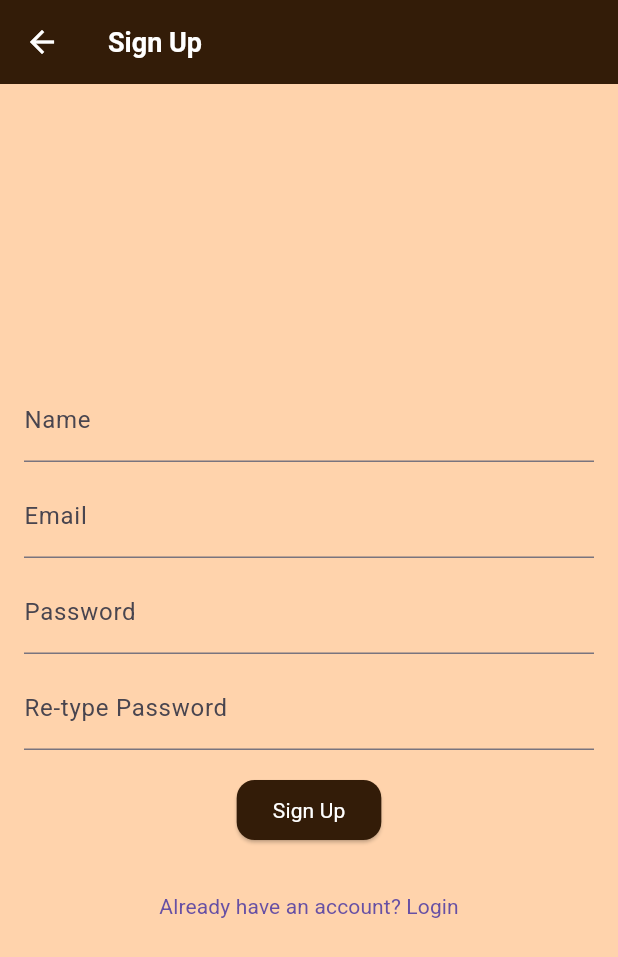
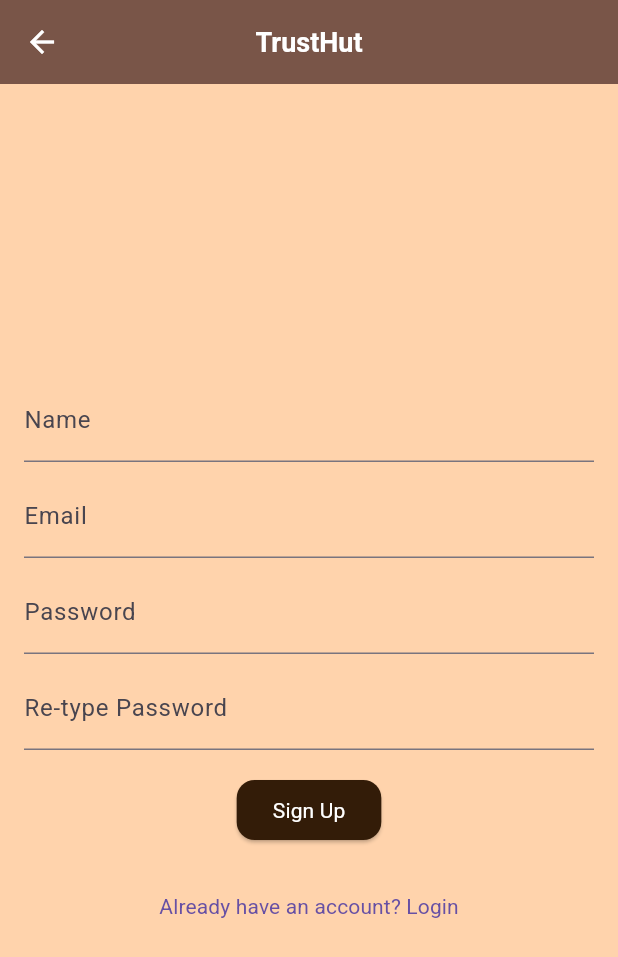
Before and after one commit to Jahnvi777-git/trusthut, a Flutter app: the screen it shows after launch, after a tap on "Login", after a tap on "Don't have an account? Sign Up", on a phone screen of 412 x 824 dp. Shown: the top 957 px of the screen. Run offline on Flutter 3.47's test engine with Material 3 defaults, Android fonts, the light colour scheme and no system bars; our stand-ins replace cloud_firestore, firebase_auth, firebase_core, flutter_rating_bar, geolocator, google_maps_flutter; accounts and stored records are empty.

Commit message:
Added app bar

```diff
--- a/lib/screens/create_screen.dart
+++ b/lib/screens/create_screen.dart
@@ -21,8 +21,9 @@ class _CreateScreenState extends State<CreateScreen> {
   bool _isLoading = false;
   double _rating = 0.0;
 
+  // Removed unused _mapController field
+  LatLng? _selectedLocation;
   GoogleMapController? _mapController;
-  LatLng? _selectedLocation;
 
   Future<void> _getCurrentLocation() async {
     Position position = await Geolocator.getCurrentPosition(
@@ -94,7 +95,6 @@ class _CreateScreenState extends State<CreateScreen> {
   @override
   Widget build(BuildContext context) {
     return Scaffold(
-      appBar: AppBar(title: Text("Create Post"), centerTitle: true),
       body: SingleChildScrollView(
         padding: const EdgeInsets.all(16.0),
         child: Form(
--- a/lib/screens/edit_post_screen.dart
+++ b/lib/screens/edit_post_screen.dart
@@ -82,7 +82,11 @@ class _EditPostScreenState extends State<EditPostScreen> {
   @override
   Widget build(BuildContext context) {
     return Scaffold(
-      appBar: AppBar(title: Text("Edit Post"), centerTitle: true),
+      appBar: AppBar(
+        title: Text("TrustHut", style: TextStyle(fontWeight: FontWeight.bold)),
+        centerTitle: true,
+        backgroundColor: Colors.brown, // Set the brown color for the AppBar
+      ),
       body: SingleChildScrollView(
         padding: const EdgeInsets.all(16.0),
         child: Form(
--- a/lib/screens/home_screen.dart
+++ b/lib/screens/home_screen.dart
@@ -32,11 +32,9 @@ class _HomeScreenState extends State<HomeScreen> {
   Widget build(BuildContext context) {
     return Scaffold(
       appBar: AppBar(
-        title: Text(
-          _titles[_currentIndex], // Dynamic title based on the selected tab
-          style: Theme.of(context).textTheme.titleLarge,
-        ),
+        title: Text("TrustHut", style: TextStyle(fontWeight: FontWeight.bold)),
         centerTitle: true,
+        backgroundColor: Colors.brown, // Set the brown color for the AppBar
       ),
       body: _screens[_currentIndex],
       bottomNavigationBar: BottomNavigationBar(
--- a/lib/screens/login_screen.dart
+++ b/lib/screens/login_screen.dart
@@ -34,7 +34,11 @@ class LoginScreen extends StatelessWidget {
   @override
   Widget build(BuildContext context) {
     return Scaffold(
-      appBar: AppBar(title: Text("Login")),
+      appBar: AppBar(
+        title: Text("TrustHut", style: TextStyle(fontWeight: FontWeight.bold)),
+        centerTitle: true,
+        backgroundColor: Colors.brown,
+      ),
       body: Padding(
         padding: const EdgeInsets.all(16.0),
         child: Form(
--- a/lib/screens/post_detail_screen.dart
+++ b/lib/screens/post_detail_screen.dart
@@ -11,7 +11,11 @@ class PostDetailScreen extends StatelessWidget {
     final LatLng postLocation = LatLng(post['latitude'], post['longitude']);
 
     return Scaffold(
-      appBar: AppBar(title: Text(post['title']), centerTitle: true),
+      appBar: AppBar(
+        title: Text("TrustHut", style: TextStyle(fontWeight: FontWeight.bold)),
+        centerTitle: true,
+        backgroundColor: Colors.brown,
+      ),
       body: Column(
         crossAxisAlignment: CrossAxisAlignment.start,
         children: [
--- a/lib/screens/profile_screen.dart
+++ b/lib/screens/profile_screen.dart
@@ -38,7 +38,6 @@ class _ProfileScreenState extends State<ProfileScreen> {
   @override
   Widget build(BuildContext context) {
     return Scaffold(
-      appBar: AppBar(title: Text("Profile"), centerTitle: true),
       body: Padding(
         padding: const EdgeInsets.all(16.0),
         child: Column(
--- a/lib/screens/search_screen.dart
+++ b/lib/screens/search_screen.dart
@@ -6,7 +6,6 @@ class SearchTab extends StatelessWidget {
   @override
   Widget build(BuildContext context) {
     return Scaffold(
-      appBar: AppBar(title: Text("Search Posts"), centerTitle: true),
       body: StreamBuilder<QuerySnapshot>(
         stream: FirebaseFirestore.instance.collection('posts').snapshots(),
         builder: (context, snapshot) {
--- a/lib/screens/signup_screen.dart
+++ b/lib/screens/signup_screen.dart
@@ -47,7 +47,11 @@ class SignUpScreen extends StatelessWidget {
   @override
   Widget build(BuildContext context) {
     return Scaffold(
-      appBar: AppBar(title: Text("Sign Up")),
+      appBar: AppBar(
+        title: Text("TrustHut", style: TextStyle(fontWeight: FontWeight.bold)),
+        centerTitle: true,
+        backgroundColor: Colors.brown,
+      ),
       body: Padding(
         padding: const EdgeInsets.all(16.0),
         child: Form(
```
